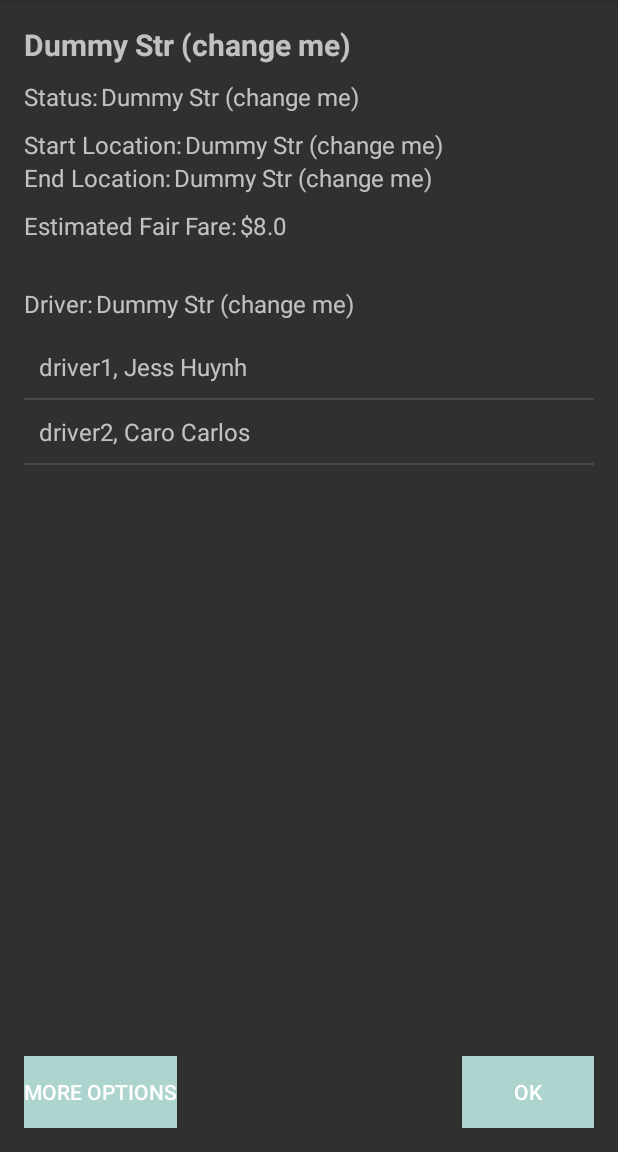
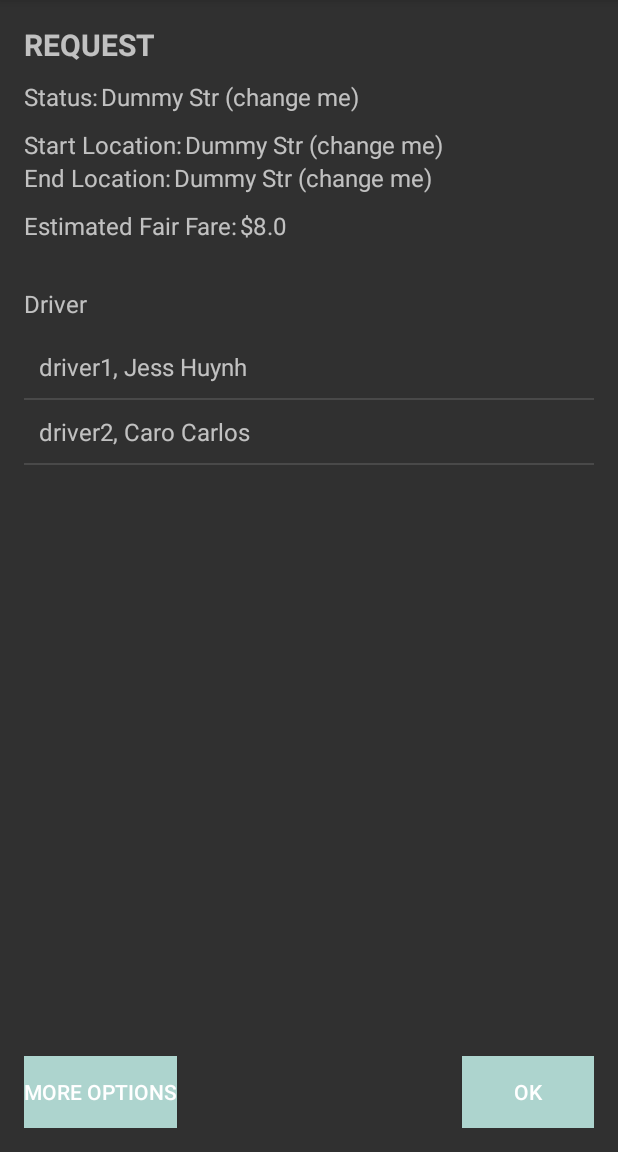
Before and after one commit to CMPUT301F16T15/Youber, an Android app: the RequestActivity screen opened directly, with no data from a screen before it, on a phone screen of 412 x 824 dp, the part 84-1236 px from its top. Run offline under Robolectric (Android 15) with nearby library versions, the phone set to English and light mode, and no system bars; libraries missing offline, so code that uses them is left out: io.searchbox.annotations, org.apache.http; 10 statements that could not run were skipped.

Commit message:
fixed up some small bugs in request view

```diff
--- a/app/src/main/java/com/youber/cmput301f16t15/youber/RequestActivity.java
+++ b/app/src/main/java/com/youber/cmput301f16t15/youber/RequestActivity.java
@@ -25,9 +25,10 @@ public class RequestActivity extends AppCompatActivity implements NoticeDialogFr
 
     RelativeLayout layout;
     ListView driverListView;
-    ArrayList<Driver> driverArray;
+    ArrayList<Driver> driverArray = new ArrayList<Driver>();
     int driverSelected;
     Request selectedRequest;
+    User.UserType userType;
 
     @Override
     protected void onCreate(Bundle savedInstanceState) {
@@ -35,7 +36,7 @@ public class RequestActivity extends AppCompatActivity implements NoticeDialogFr
         setContentView(R.layout.activity_request);
 
         layout = (RelativeLayout)findViewById(R.id.activity_request);
-        driverListView = (ListView)findViewById(R.id.driverListView);
+        driverListView = (ListView)findViewById(R.id.requestUsersListView);
 
         driverListView.setOnItemClickListener(new AdapterView.OnItemClickListener()
         {
@@ -52,6 +53,8 @@ public class RequestActivity extends AppCompatActivity implements NoticeDialogFr
 
                 TextView phone = (TextView) dlg.findViewById(R.id.phoneNumberLink);
                 phone.setText(driverArray.get(i).getPhoneNumber());
+
+                userType =(UserController.getUser().getCurrentUserType());
             }
         });
     }
@@ -75,6 +78,9 @@ public class RequestActivity extends AppCompatActivity implements NoticeDialogFr
         TextView estFare = (TextView)findViewById(R.id.est_fare_info);
         Double estFair = RequestController.getEstimatedFare(selectedRequest);
         estFare.setText("$" + Double.toString(estFair));
+
+        TextView userTitle = (TextView)findViewById(R.id.user_request_title);
+        userTitle.setText((userType == User.UserType.driver)? "Rider":"Driver");
     }
 
     @Override
--- a/app/src/main/res/layout/activity_request.xml
+++ b/app/src/main/res/layout/activity_request.xml
@@ -14,7 +14,8 @@
         android:id="@+id/singleRequestTitle"
         android:layout_width="wrap_content"
         android:layout_height="wrap_content"
-        android:text="@string/dummy_string"
+        android:text="@string/request_title"
+        android:textAllCaps="true"
         android:textSize="20dp"
         android:textStyle="bold"/>
 
@@ -97,30 +98,19 @@
         android:textSize="16dp"/>
 
     <TextView
-        android:id="@+id/driver_title"
+        android:id="@+id/user_request_title"
         android:layout_width="wrap_content"
         android:layout_height="wrap_content"
         android:layout_below="@id/est_fare_title"
         android:layout_marginTop="30dp"
-        android:text="@string/driver_title"
+        android:text="@string/dummy_string"
         android:textSize="16dp"/>
 
-    <TextView
-        android:id="@+id/driver_info"
+    <ListView
+        android:id="@+id/requestUsersListView"
         android:layout_width="match_parent"
         android:layout_height="wrap_content"
-        android:layout_toRightOf="@+id/driver_title"
-        android:layout_below="@+id/est_fare_title"
-        android:layout_marginTop="30dp"
-        android:layout_marginLeft="2dp"
-        android:textSize="16dp"
-        android:text="@string/dummy_string"/>
-
-    <ListView
-        android:id="@+id/driverListView"
-        android:layout_width="match_parent"
-        android:layout_height="wrap_content"
-        android:layout_below="@+id/driver_title"
+        android:layout_below="@+id/user_request_title"
         android:layout_above="@+id/requestOkayBtn"
         android:layout_marginTop="10dp"
         android:layout_marginBottom="30dp">
--- a/app/src/main/res/layout/content_request_view.xml
+++ b/app/src/main/res/layout/content_request_view.xml
@@ -13,19 +13,11 @@
     tools:context="com.youber.cmput301f16t15.youber.RequestViewActivity"
     tools:showIn="@layout/activity_request_view">
 
-    <!--<android.support.design.widget.FloatingActionButton-->
-        <!--android:id="@+id/fab"-->
-        <!--android:layout_width="wrap_content"-->
-        <!--android:layout_height="wrap_content"-->
-        <!--android:layout_gravity="bottom|end"-->
-        <!--android:layout_margin="@dimen/fab_margin"-->
-        <!--app:srcCompat="@android:drawable/ic_dialog_email" />-->
-
     <TextView
         android:id="@+id/requestTitle"
         android:layout_width="wrap_content"
         android:layout_height="wrap_content"
-        android:text="@string/request_title"
+        android:text="@string/requests_title"
         android:textSize="30dp"
         android:textAllCaps="true"
         android:layout_alignParentStart="true"/>
--- a/app/src/main/res/values/strings.xml
+++ b/app/src/main/res/values/strings.xml
@@ -23,13 +23,14 @@
     <string name="dlg_cancel">Cancel</string>
 
     <!--Requests List View-->
-    <string name="request_title">Requests</string>
+    <string name="requests_title">Requests</string>
 
     <string name="message">message</string>
     <string name="positiveInput">postiveInput</string>
     <string name="negativeInput">negativeInput</string>
 
     <!--Request View-->
+    <string name="request_title">Request</string>
     <string name="start_location_title">Start Location:</string>
     <string name="end_location_title">End Location:</string>
     <string name="status_title">Status:</string>
```
